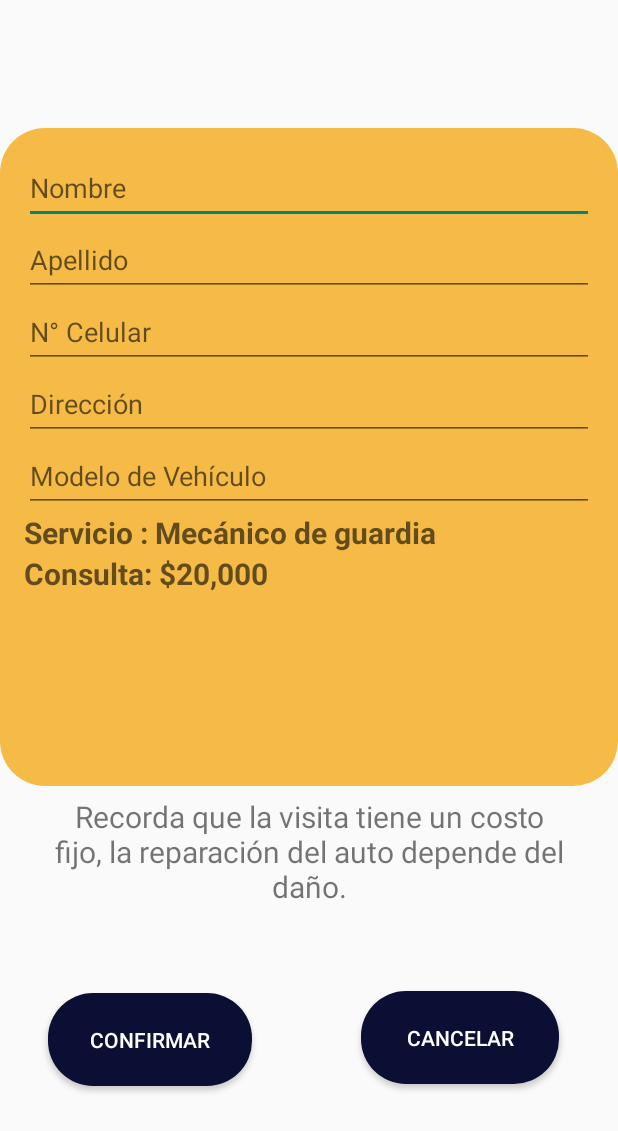
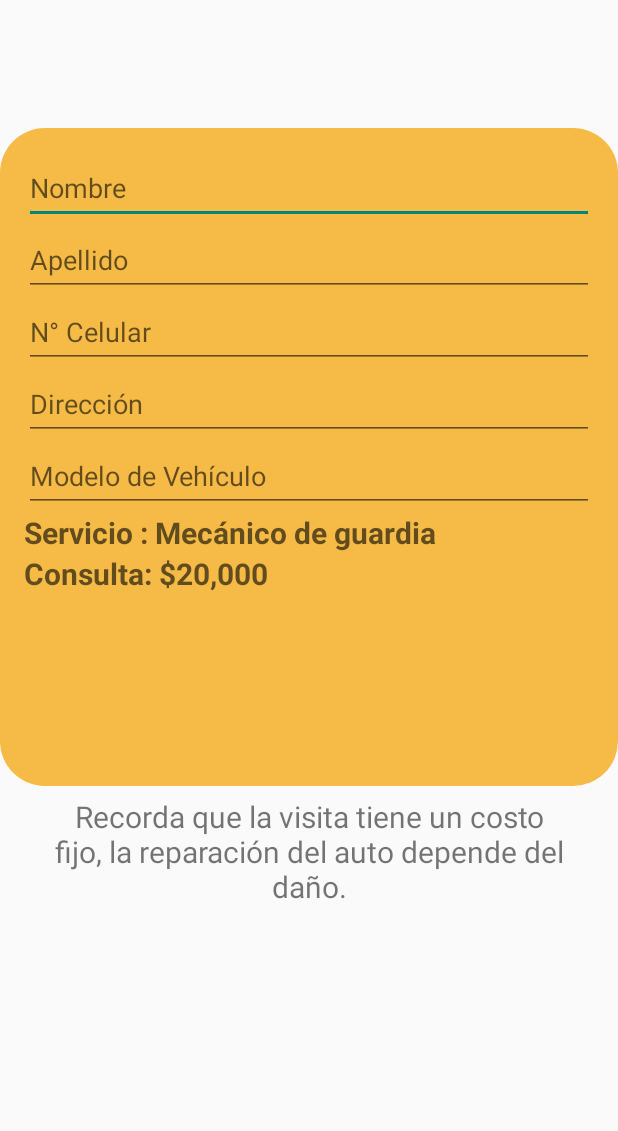
Before and after one commit to TamiSorsaburu/App-Movile, an Android app: the layout activity_form_mecanico.xml on its own in the app's theme, with its tools: preview values and no code run, on a phone screen of 412 x 824 dp. Shown: the top 1131 px of the screen. Run offline under Robolectric (Android 15) with nearby library versions, the phone set to English and light mode, and no system bars; Roboto replaces fonts that are not available here.

Commit message:
botones form mecanico

```diff
--- a/app/src/main/res/layout/activity_form_mecanico.xml
+++ b/app/src/main/res/layout/activity_form_mecanico.xml
@@ -100,34 +100,4 @@
         app:layout_constraintStart_toStartOf="parent"
         app:layout_constraintTop_toBottomOf="@+id/linearLayout" />
 
-    <Button
-        android:id="@+id/button"
-        android:layout_width="136dp"
-        android:layout_height="62dp"
-        android:layout_marginTop="64dp"
-        android:layout_marginBottom="107dp"
-        android:background="@drawable/background_azul"
-        android:text="@string/botón_confirmar"
-        android:textColor="@color/blanco"
-        app:layout_constraintBottom_toBottomOf="parent"
-        app:layout_constraintStart_toStartOf="@+id/textView12"
-        app:layout_constraintTop_toBottomOf="@+id/textView12" />
-
-    <Button
-        android:id="@+id/button8"
-        android:layout_width="132dp"
-        android:layout_height="62dp"
-        android:layout_marginStart="73dp"
-        android:layout_marginTop="64dp"
-        android:layout_marginEnd="8dp"
-        android:layout_marginBottom="109dp"
-        android:text="@string/cancelar"
-        android:textColor="@color/blanco"
-        android:background="@drawable/background_azul"
-        app:layout_constraintBottom_toBottomOf="parent"
-        app:layout_constraintEnd_toEndOf="@+id/textView12"
-        app:layout_constraintStart_toEndOf="@+id/button"
-        app:layout_constraintTop_toBottomOf="@+id/textView12"
-        />
-
 </androidx.constraintlayout.widget.ConstraintLayout>
```
